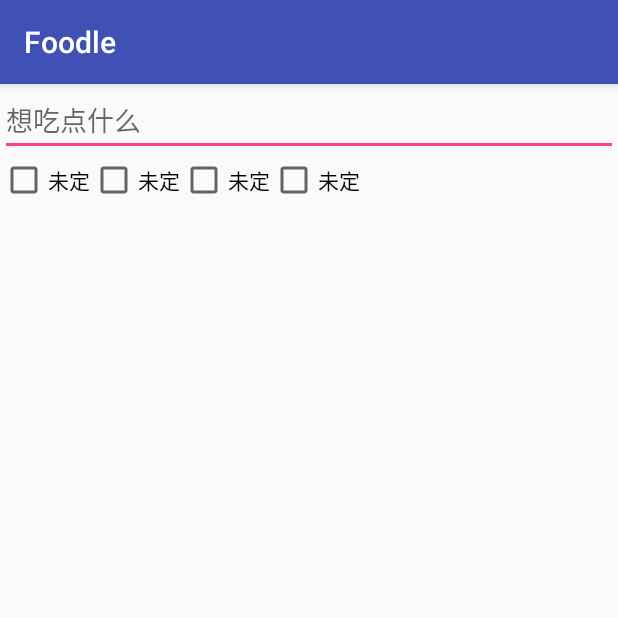
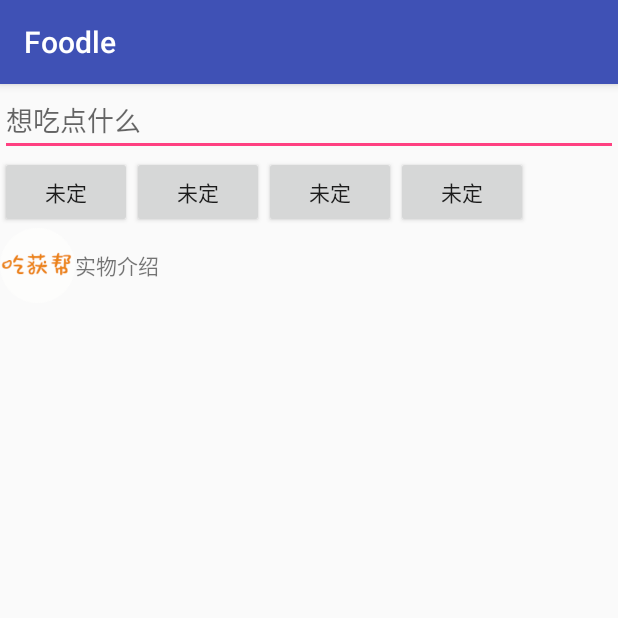
Before and after one commit to lang970801/Hello-android, an Android app: the fragment MerchantFrafement shown on its own in the app's theme, on a phone screen of 412 x 824 dp, the top half of it. Run offline under Robolectric (Android 15) with nearby library versions, the phone set to English and light mode, and no system bars.

Commit message:
商家界面1

```diff
--- /dev/null
+++ b/app/src/main/java/foodle/lang/com/foodle/Adapters/MerchantAdapter.java
@@ -0,0 +1,65 @@
+package foodle.lang.com.foodle.Adapters;
+
+import android.content.Context;
+import android.view.LayoutInflater;
+import android.view.View;
+import android.view.ViewGroup;
+import android.widget.BaseAdapter;
+import android.widget.ImageView;
+import android.widget.TextView;
+
+import java.util.List;
+
+import foodle.lang.com.foodle.R;
+import foodle.lang.com.foodle.domain.ShouMerchant;
+/**
+ * Created by Administrator on 2017/7/13.
+ */
+public class MerchantAdapter extends BaseAdapter{
+    private static final String TAG = "Merchanadapter";
+    private Context context;
+    private List<ShouMerchant>list;
+    private LayoutInflater inflater;
+    public MerchantAdapter(Context context, List<ShouMerchant>list){
+        this.context=context;
+        this.list=list;
+        this.inflater=LayoutInflater.from(context);
+    }
+    @Override
+    public int getCount() {
+        return list.size();
+    }
+
+    @Override
+    public Object getItem(int i) {
+        return list.get(i);
+    }
+
+    @Override
+    public long getItemId(int i) {
+        return i;
+    }
+
+    @Override
+    public View getView(int i, View view, ViewGroup viewGroup) {
+        ViewHolder holder=null;
+        if (view==null){
+            holder=new ViewHolder();
+            view=inflater.inflate(R.layout.home_merchan_layout,null);
+            holder.imageView=view.findViewById(R.id.merchan_layout_iv);
+            holder.textView=view.findViewById(R.id.merchan_layout_tv);
+            view.setTag(holder);
+        }
+        else {
+            holder= (ViewHolder) view.getTag();
+        }
+        holder.imageView.setImageResource(list.get(i).getIv());
+        holder.textView.setText(list.get(i).getTv());
+
+        return view;
+    }
+    class ViewHolder{
+        ImageView imageView;
+        TextView textView;
+    }
+}
--- /dev/null
+++ b/app/src/main/java/foodle/lang/com/foodle/domain/ShouMerchant.java
@@ -0,0 +1,31 @@
+package foodle.lang.com.foodle.domain;
+
+/**
+ * Created by Administrator on 2017/7/13.
+ */
+public class ShouMerchant {
+    private String tv;
+    private Integer iv;
+    public ShouMerchant(){
+        super();
+    }
+    public ShouMerchant(String tv,Integer iv){
+        super();
+        this.getIv();
+        this.getTv();
+    }
+
+    public String getTv() {
+        return tv;
+    }
+
+    public void setTv(String tv) {
+        this.tv = tv;
+    }
+    public Integer getIv() {
+        return iv;
+    }
+    public void setIv(Integer iv) {
+        this.iv = iv;
+    }
+}
--- a/app/src/main/java/foodle/lang/com/foodle/fragments/MerchantFrafement.java
+++ b/app/src/main/java/foodle/lang/com/foodle/fragments/MerchantFrafement.java
@@ -1,25 +1,71 @@
 package foodle.lang.com.foodle.fragments;
 
+import android.app.ActionBar;
+import android.content.res.Resources;
+import android.graphics.Bitmap;
+import android.graphics.drawable.BitmapDrawable;
 import android.os.Bundle;
 import android.support.annotation.Nullable;
 import android.support.v4.app.Fragment;
+import android.util.Log;
 import android.view.LayoutInflater;
 import android.view.View;
 import android.view.ViewGroup;
+import android.widget.Button;
+import android.widget.ListView;
+import android.widget.PopupWindow;
 
 
+import java.util.ArrayList;
+import java.util.List;
 
+import foodle.lang.com.foodle.Adapters.MerchantAdapter;
 import foodle.lang.com.foodle.R;
+import foodle.lang.com.foodle.domain.ShouMerchant;
+
 public class MerchantFrafement extends Fragment {
     private View view;
-
+    private PopupWindow popupWindow;
+    private Button mButton;
+    private MerchantAdapter mMerchanadpter;
+    private List<ShouMerchant> lists;
+    private ShouMerchant shouMerchant;
+    private ListView lv;
     @Override
     public View onCreateView(LayoutInflater inflater, @Nullable ViewGroup container, @Nullable Bundle savedInstanceState) {
         if (view==null){
             view=inflater.inflate(R.layout.fragment_merchant_layout,container,false);
+            init(view);
         }
         return view;
     }
+
+    private void init(View view) {
+        //适配数据
+        lv=view.findViewById(R.id.merchan_lv);
+        shouMerchant=new ShouMerchant();
+        lists=new ArrayList<ShouMerchant>();
+        shouMerchant.setIv(R.mipmap.logo);
+        shouMerchant.setTv("实物介绍");
+        lists.add(shouMerchant);
+
+        mMerchanadpter=new MerchantAdapter(getActivity(),lists);
+        lv.setAdapter(mMerchanadpter);
+
+        //实现筛选栏功能
+        final View popupView=getActivity().getLayoutInflater().inflate(R.layout.merchan_filter_column,null);
+        popupWindow=new PopupWindow(popupView, ActionBar.LayoutParams.WRAP_CONTENT, ActionBar.LayoutParams.WRAP_CONTENT,true);
+        popupWindow.setTouchable(true);
+        popupWindow.setOutsideTouchable(true);
+        popupWindow.setBackgroundDrawable(new BitmapDrawable(Resources.getSystem(),(Bitmap)null));
+        mButton=view.findViewById(R.id.merchan_bt1);
+        mButton.setOnClickListener(new View.OnClickListener() {
+            public void onClick(View view) {
+                popupWindow.showAsDropDown(view);
+            }
+        });
+    }
+
     @Override
     public void onDestroyView() {
         super.onDestroyView();
--- a/app/src/main/res/layout/fragment_merchant_layout.xml
+++ b/app/src/main/res/layout/fragment_merchant_layout.xml
@@ -18,35 +18,32 @@
             android:orientation="horizontal"
             android:layout_width="match_parent"
             android:layout_height="wrap_content">
-            <CheckBox
-                android:id="@+id/merchan_cb1"
+            <Button
+                android:id="@+id/merchan_bt1"
                 android:layout_width="wrap_content"
                 android:layout_height="wrap_content"
-                android:text="未定"
-                />
-            <CheckBox
-                android:id="@+id/merchan_cb2"
+                android:text="@string/weidin"/>
+            <Button
+                android:id="@+id/merchan_bt2"
                 android:layout_width="wrap_content"
                 android:layout_height="wrap_content"
-                android:text="未定"
-                />
-            <CheckBox
-                android:id="@+id/merchan_cb3"
+                android:text="@string/weidin"/>
+            <Button
+                android:id="@+id/merchan_bt3"
                 android:layout_width="wrap_content"
                 android:layout_height="wrap_content"
-                android:text="未定"
-                />
-            <CheckBox
-                android:id="@+id/merchan_cb4"
+                android:text="@string/weidin"/>
+            <Button
+                android:id="@+id/merchan_bt4"
                 android:layout_width="wrap_content"
                 android:layout_height="wrap_content"
-                android:text="未定"
-                />
+                android:text="@string/weidin"/>
         </LinearLayout>
         <ListView
             android:id="@+id/merchan_lv"
             android:layout_width="match_parent"
-            android:layout_height="match_parent">
+            android:layout_height="match_parent"
+            >
         </ListView>
     </LinearLayout>
 </ScrollView>
--- a/app/src/main/res/layout/home_merchan_layout.xml
+++ b/app/src/main/res/layout/home_merchan_layout.xml
@@ -3,16 +3,17 @@
     android:orientation="horizontal"
     android:layout_width="match_parent"
     android:layout_height="match_parent">
+
     <ImageView
         android:id="@+id/merchan_layout_iv"
-        android:layout_width="wrap_content"
-        android:layout_height="wrap_content"
+        android:layout_width="50dp"
+        android:layout_height="50dp"
         android:layout_gravity="center"
         />
     <TextView
         android:id="@+id/merchan_layout_tv"
         android:layout_width="wrap_content"
         android:layout_height="wrap_content"
-        android:layout_gravity="fill_horizontal"
+        android:layout_gravity="center"
         />
 </LinearLayout>
--- a/app/src/main/res/layout/registerlayout.xml
+++ b/app/src/main/res/layout/registerlayout.xml
@@ -122,7 +122,6 @@
         android:layout_marginTop="20dp"
         android:layout_width="wrap_content"
         android:layout_height="wrap_content"
-
         android:layout_gravity="center"/>
 
 </LinearLayout>
--- a/app/src/main/res/values/strings.xml
+++ b/app/src/main/res/values/strings.xml
@@ -43,4 +43,6 @@
     <string name="logor">登陆</string>
     <string name="user_orange">个人资料</string>
     <string name="favorite">收藏</string>
+
+    <string name="weidin">未定</string>
 </resources>
```
Also changed, not shown: app/src/main/res/layout/logoin_layout.xml (+12 -8 lines), app/src/main/res/layout/merchan_filter_column.xml (added, +30 -0 lines), app/src/main/res/mipmap-mdpi/denglu.jpg (deleted), app/src/main/res/mipmap-mdpi/denglu.png (added), app/src/main/res/mipmap-mdpi/qq.jpg (deleted), app/src/main/res/mipmap-mdpi/qq.png (added), app/src/main/res/mipmap-mdpi/vip.png (added), app/src/main/res/mipmap-mdpi/weixin.jpg (deleted), app/src/main/res/mipmap-mdpi/weixin.png (added), app/src/main/res/mipmap-mdpi/zhuce.jpg (deleted), app/src/main/res/mipmap-mdpi/zhuce.png (added).
